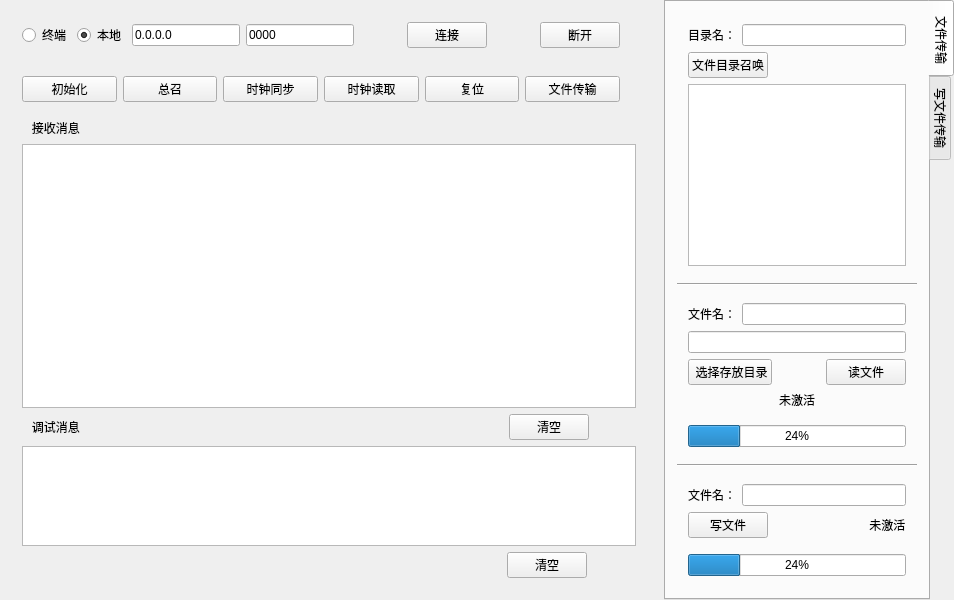
First picture: the form in Test1/widget.ui, repository jsx-web/app, before the edit.
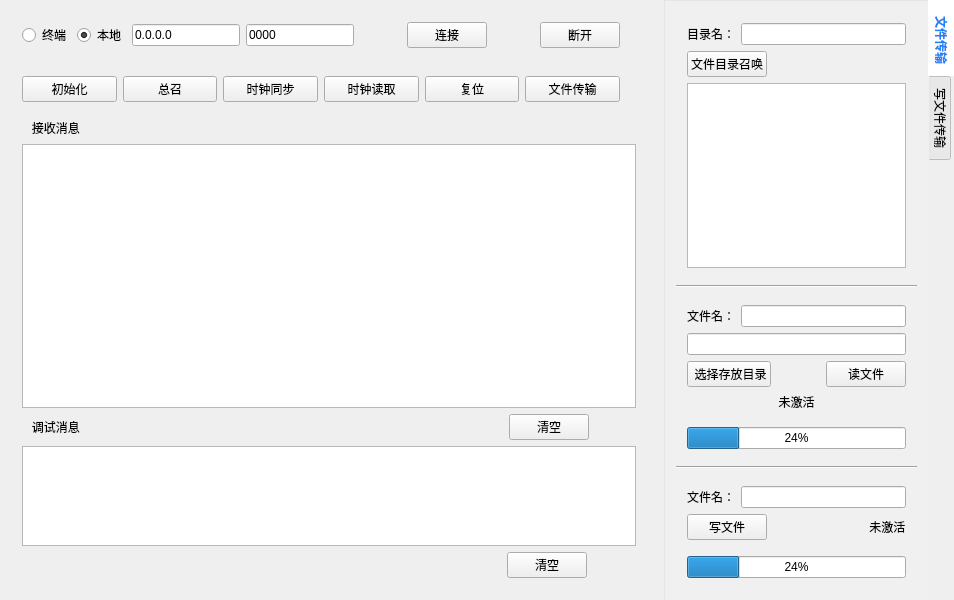
Second picture: the form after the edit.

```diff
--- a/Test1/widget.ui
+++ b/Test1/widget.ui
@@ -715,9 +715,33 @@
        <height>16777215</height>
       </size>
      </property>
+     <property name="styleSheet">
+      <string notr="true">
+QTabWidget::pane {
+border-top: 1px solid #E5E5E5;
+border-left:1px solid #E5E5E5;
+position: absolute;
+font-size: 14px;
+background-color:#F0F0F0;
+}
+ 
+QTabBar::tab:selected, QTabBar::tab:hover {
+background-color:#FFFFFF;//选中背景色
+}
+QTabBar::tab:selected {
+color:#2080F7;//选中颜色
+border-bottom: 2px solid #2080F7;
+font-weight:bold;
+background-color:#FFFFFF;
+}
+</string>
+     </property>
      <property name="tabPosition">
       <enum>QTabWidget::East</enum>
      </property>
+     <property name="tabShape">
+      <enum>QTabWidget::Rounded</enum>
+     </property>
      <property name="currentIndex">
       <number>0</number>
      </property>
```
Left out of the diff: 4 changed lines with no effect on the pictures.
